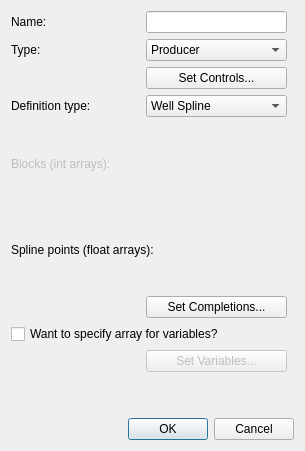
Old version of the form mwelldialog.ui in the repository Kaneneal/FieldOptDriverGUI.
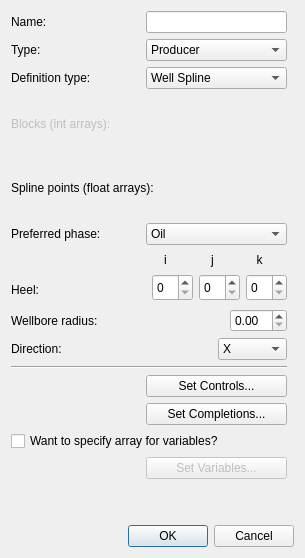
New version of the form.

Patch:
```diff
--- a/mwelldialog.ui
+++ b/mwelldialog.ui
@@ -7,13 +7,13 @@
     <x>0</x>
     <y>0</y>
     <width>305</width>
-    <height>451</height>
+    <height>558</height>
    </rect>
   </property>
   <property name="windowTitle">
    <string>Dialog</string>
   </property>
-  <layout class="QVBoxLayout" name="verticalLayout_2">
+  <layout class="QVBoxLayout" name="verticalLayout_6">
    <item>
     <layout class="QHBoxLayout" name="horizontalLayout_10">
      <item>
@@ -108,36 +108,6 @@
          </item>
         </layout>
        </item>
-       <item>
-        <layout class="QHBoxLayout" name="horizontalLayout_3">
-         <item>
-          <spacer name="horizontalSpacer">
-           <property name="orientation">
-            <enum>Qt::Horizontal</enum>
-           </property>
-           <property name="sizeHint" stdset="0">
-            <size>
-             <width>111</width>
-             <height>20</height>
-            </size>
-           </property>
-          </spacer>
-         </item>
-         <item>
-          <widget class="QPushButton" name="mWellSetControlsButton">
-           <property name="minimumSize">
-            <size>
-             <width>141</width>
-             <height>0</height>
-            </size>
-           </property>
-           <property name="text">
-            <string>Set Controls...</string>
-           </property>
-          </widget>
-         </item>
-        </layout>
-       </item>
        <item>
         <layout class="QHBoxLayout" name="horizontalLayout_4">
          <item>
@@ -199,6 +169,398 @@
          </property>
         </widget>
        </item>
+       <item>
+        <layout class="QHBoxLayout" name="horizontalLayout_6">
+         <item>
+          <widget class="QLabel" name="mWellPrefPhaseLabel">
+           <property name="minimumSize">
+            <size>
+             <width>114</width>
+             <height>0</height>
+            </size>
+           </property>
+           <property name="text">
+            <string>Preferred phase:</string>
+           </property>
+          </widget>
+         </item>
+         <item>
+          <spacer name="horizontalSpacer_3">
+           <property name="orientation">
+            <enum>Qt::Horizontal</enum>
+           </property>
+           <property name="sizeHint" stdset="0">
+            <size>
+             <width>40</width>
+             <height>20</height>
+            </size>
+           </property>
+          </spacer>
+         </item>
+         <item>
+          <widget class="QComboBox" name="mWellPrefPhaseComboBox">
+           <property name="minimumSize">
+            <size>
+             <width>141</width>
+             <height>0</height>
+            </size>
+           </property>
+           <item>
+            <property name="text">
+             <string>Oil</string>
+            </property>
+           </item>
+           <item>
+            <property name="text">
+             <string>Water</string>
+            </property>
+           </item>
+           <item>
+            <property name="text">
+             <string>Gas</string>
+            </property>
+           </item>
+           <item>
+            <property name="text">
+             <string>Liquid</string>
+            </property>
+           </item>
+          </widget>
+         </item>
+        </layout>
+       </item>
+       <item>
+        <layout class="QHBoxLayout" name="horizontalLayout_12">
+         <item>
+          <layout class="QVBoxLayout" name="verticalLayout_5">
+           <item>
+            <spacer name="verticalSpacer_2">
+             <property name="orientation">
+              <enum>Qt::Vertical</enum>
+             </property>
+             <property name="sizeType">
+              <enum>QSizePolicy::Fixed</enum>
+             </property>
+             <property name="sizeHint" stdset="0">
+              <size>
+               <width>17</width>
+               <height>25</height>
+              </size>
+             </property>
+            </spacer>
+           </item>
+           <item>
+            <layout class="QHBoxLayout" name="horizontalLayout_11">
+             <item>
+              <widget class="QLabel" name="mWellHeelLabel">
+               <property name="minimumSize">
+                <size>
+                 <width>40</width>
+                 <height>27</height>
+                </size>
+               </property>
+               <property name="maximumSize">
+                <size>
+                 <width>27</width>
+                 <height>16777215</height>
+                </size>
+               </property>
+               <property name="text">
+                <string>Heel:</string>
+               </property>
+              </widget>
+             </item>
+             <item>
+              <spacer name="horizontalSpacer_11">
+               <property name="orientation">
+                <enum>Qt::Horizontal</enum>
+               </property>
+               <property name="sizeHint" stdset="0">
+                <size>
+                 <width>40</width>
+                 <height>20</height>
+                </size>
+               </property>
+              </spacer>
+             </item>
+            </layout>
+           </item>
+          </layout>
+         </item>
+         <item>
+          <layout class="QVBoxLayout" name="verticalLayout_2">
+           <item>
+            <widget class="QLabel" name="label_3">
+             <property name="minimumSize">
+              <size>
+               <width>27</width>
+               <height>17</height>
+              </size>
+             </property>
+             <property name="maximumSize">
+              <size>
+               <width>17</width>
+               <height>17</height>
+              </size>
+             </property>
+             <property name="text">
+              <string>i</string>
+             </property>
+             <property name="textFormat">
+              <enum>Qt::AutoText</enum>
+             </property>
+             <property name="alignment">
+              <set>Qt::AlignCenter</set>
+             </property>
+            </widget>
+           </item>
+           <item>
+            <widget class="QSpinBox" name="spinBox">
+             <property name="minimumSize">
+              <size>
+               <width>0</width>
+               <height>27</height>
+              </size>
+             </property>
+             <property name="maximumSize">
+              <size>
+               <width>16777215</width>
+               <height>27</height>
+              </size>
+             </property>
+             <property name="baseSize">
+              <size>
+               <width>0</width>
+               <height>27</height>
+              </size>
+             </property>
+            </widget>
+           </item>
+          </layout>
+         </item>
+         <item>
+          <layout class="QVBoxLayout" name="verticalLayout_3">
+           <item>
+            <widget class="QLabel" name="label_4">
+             <property name="minimumSize">
+              <size>
+               <width>27</width>
+               <height>17</height>
+              </size>
+             </property>
+             <property name="maximumSize">
+              <size>
+               <width>17</width>
+               <height>17</height>
+              </size>
+             </property>
+             <property name="text">
+              <string>j</string>
+             </property>
+             <property name="textFormat">
+              <enum>Qt::AutoText</enum>
+             </property>
+             <property name="alignment">
+              <set>Qt::AlignCenter</set>
+             </property>
+            </widget>
+           </item>
+           <item>
+            <widget class="QSpinBox" name="spinBox_2">
+             <property name="minimumSize">
+              <size>
+               <width>0</width>
+               <height>27</height>
+              </size>
+             </property>
+             <property name="maximumSize">
+              <size>
+               <width>16777215</width>
+               <height>27</height>
+              </size>
+             </property>
+             <property name="baseSize">
+              <size>
+               <width>0</width>
+               <height>27</height>
+              </size>
+             </property>
+            </widget>
+           </item>
+          </layout>
+         </item>
+         <item>
+          <layout class="QVBoxLayout" name="verticalLayout_4">
+           <item>
+            <widget class="QLabel" name="label_6">
+             <property name="minimumSize">
+              <size>
+               <width>27</width>
+               <height>17</height>
+              </size>
+             </property>
+             <property name="maximumSize">
+              <size>
+               <width>27</width>
+               <height>17</height>
+              </size>
+             </property>
+             <property name="text">
+              <string>k</string>
+             </property>
+             <property name="textFormat">
+              <enum>Qt::AutoText</enum>
+             </property>
+             <property name="alignment">
+              <set>Qt::AlignCenter</set>
+             </property>
+            </widget>
+           </item>
+           <item>
+            <widget class="QSpinBox" name="spinBox_3">
+             <property name="minimumSize">
+              <size>
+               <width>0</width>
+               <height>27</height>
+              </size>
+             </property>
+             <property name="maximumSize">
+              <size>
+               <width>16777215</width>
+               <height>27</height>
+              </size>
+             </property>
+             <property name="baseSize">
+              <size>
+               <width>0</width>
+               <height>27</height>
+              </size>
+             </property>
+            </widget>
+           </item>
+          </layout>
+         </item>
+        </layout>
+       </item>
+       <item>
+        <layout class="QHBoxLayout" name="horizontalLayout_14">
+         <item>
+          <widget class="QLabel" name="mWellBoreRadiusLabel">
+           <property name="text">
+            <string>Wellbore radius:</string>
+           </property>
+          </widget>
+         </item>
+         <item>
+          <spacer name="horizontalSpacer_13">
+           <property name="orientation">
+            <enum>Qt::Horizontal</enum>
+           </property>
+           <property name="sizeHint" stdset="0">
+            <size>
+             <width>40</width>
+             <height>20</height>
+            </size>
+           </property>
+          </spacer>
+         </item>
+         <item>
+          <widget class="QDoubleSpinBox" name="mWellBoreRadiusdSpinBox"/>
+         </item>
+        </layout>
+       </item>
+       <item>
+        <layout class="QHBoxLayout" name="horizontalLayout_7">
+         <item>
+          <widget class="QLabel" name="mWellDirectionLabel">
+           <property name="minimumSize">
+            <size>
+             <width>71</width>
+             <height>0</height>
+            </size>
+           </property>
+           <property name="text">
+            <string>Direction:</string>
+           </property>
+          </widget>
+         </item>
+         <item>
+          <spacer name="horizontalSpacer_4">
+           <property name="orientation">
+            <enum>Qt::Horizontal</enum>
+           </property>
+           <property name="sizeHint" stdset="0">
+            <size>
+             <width>40</width>
+             <height>20</height>
+            </size>
+           </property>
+          </spacer>
+         </item>
+         <item>
+          <widget class="QComboBox" name="mWellDirectionComboBox">
+           <property name="minimumSize">
+            <size>
+             <width>69</width>
+             <height>0</height>
+            </size>
+           </property>
+           <item>
+            <property name="text">
+             <string>X</string>
+            </property>
+           </item>
+           <item>
+            <property name="text">
+             <string>Y</string>
+            </property>
+           </item>
+           <item>
+            <property name="text">
+             <string>Z</string>
+            </property>
+           </item>
+          </widget>
+         </item>
+        </layout>
+       </item>
+       <item>
+        <widget class="Line" name="line">
+         <property name="orientation">
+          <enum>Qt::Horizontal</enum>
+         </property>
+        </widget>
+       </item>
+       <item>
+        <layout class="QHBoxLayout" name="horizontalLayout_3">
+         <item>
+          <spacer name="horizontalSpacer">
+           <property name="orientation">
+            <enum>Qt::Horizontal</enum>
+           </property>
+           <property name="sizeHint" stdset="0">
+            <size>
+             <width>111</width>
+             <height>20</height>
+            </size>
+           </property>
+          </spacer>
+         </item>
+         <item>
+          <widget class="QPushButton" name="mWellSetControlsButton">
+           <property name="minimumSize">
+            <size>
+             <width>141</width>
+             <height>0</height>
+            </size>
+           </property>
+           <property name="text">
+            <string>Set Controls...</string>
+           </property>
+          </widget>
+         </item>
+        </layout>
+       </item>
        <item>
         <layout class="QHBoxLayout" name="horizontalLayout_5">
          <item>
@@ -326,14 +688,31 @@
     </spacer>
    </item>
    <item>
-    <widget class="QDialogButtonBox" name="buttonBox">
-     <property name="orientation">
-      <enum>Qt::Horizontal</enum>
-     </property>
-     <property name="standardButtons">
-      <set>QDialogButtonBox::Cancel|QDialogButtonBox::Ok</set>
-     </property>
-    </widget>
+    <layout class="QHBoxLayout" name="horizontalLayout_13">
+     <item>
+      <spacer name="horizontalSpacer_12">
+       <property name="orientation">
+        <enum>Qt::Horizontal</enum>
+       </property>
+       <property name="sizeHint" stdset="0">
+        <size>
+         <width>40</width>
+         <height>20</height>
+        </size>
+       </property>
+      </spacer>
+     </item>
+     <item>
+      <widget class="QDialogButtonBox" name="buttonBox">
+       <property name="orientation">
+        <enum>Qt::Horizontal</enum>
+       </property>
+       <property name="standardButtons">
+        <set>QDialogButtonBox::Cancel|QDialogButtonBox::Ok</set>
+       </property>
+      </widget>
+     </item>
+    </layout>
    </item>
   </layout>
  </widget>
```
